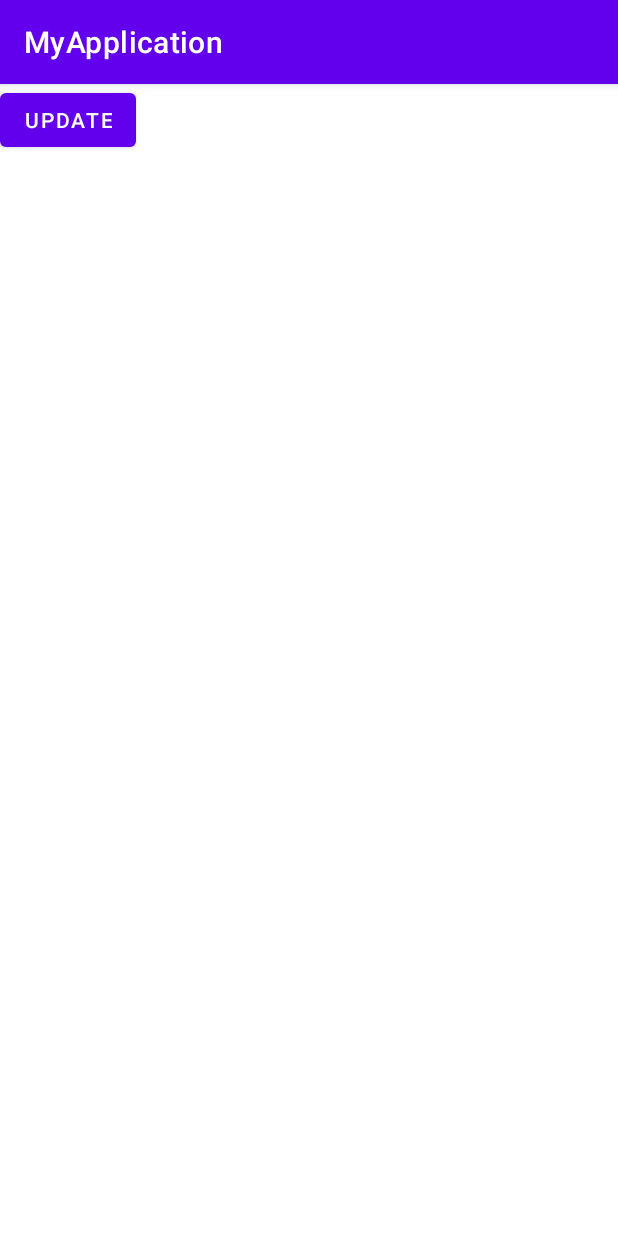
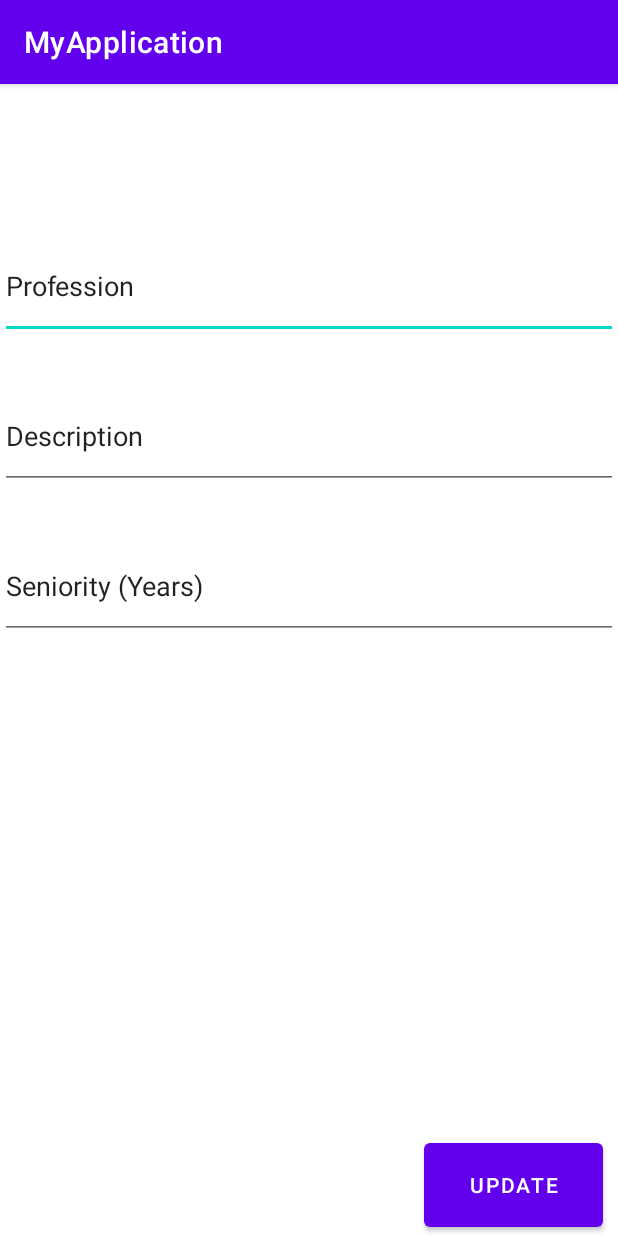
Before and after one commit to adimor1/HandIt, an Android app: the UpdateUser screen opened directly, with no data from a screen before it, after a tap on "UPDATE", on a phone screen of 412 x 824 dp. Run offline under Robolectric (Android 15) with nearby library versions, the phone set to English and light mode, and no system bars; our stand-ins replace Firebase (no records; nobody signed in at launch, a user with empty details on screens opened directly).

Commit message:
update user

```diff
--- a/app/src/main/java/com/example/myapplication/UpdateUser.java
+++ b/app/src/main/java/com/example/myapplication/UpdateUser.java
@@ -7,18 +7,27 @@ import android.content.Intent;
 import android.os.Bundle;
 import android.view.View;
 import android.widget.Button;
+import android.widget.EditText;
 import android.widget.Toast;
 
 import com.google.android.gms.tasks.OnCompleteListener;
 import com.google.android.gms.tasks.Task;
+import com.google.firebase.database.DataSnapshot;
+import com.google.firebase.database.DatabaseError;
 import com.google.firebase.database.DatabaseReference;
 import com.google.firebase.database.FirebaseDatabase;
+import com.google.firebase.database.Query;
+import com.google.firebase.database.ValueEventListener;
 
 import java.util.HashMap;
 
 public class UpdateUser extends AppCompatActivity {
 
     private Button updateUser;
+    private EditText description;
+    private EditText seniority;
+    private EditText profession;
+
     DatabaseReference databaseReference;
 
     @Override
@@ -27,31 +36,41 @@ public class UpdateUser extends AppCompatActivity {
         setContentView(R.layout.activity_update_user);
 
         updateUser = findViewById(R.id.updateUser);
+        description = findViewById(R.id.description);
+        seniority = findViewById(R.id.seniority);
+        profession = findViewById(R.id.profession);
 
         updateUser.setOnClickListener(new View.OnClickListener() {
             @Override
             public void onClick(View v) {
-                updateUserData(LoginUser.getLoginEmail(), "aaaaaa");
+                String txt_description = description.getText().toString();
+                String txt_seniority = seniority.getText().toString();
+                String txt_profession = profession.getText().toString();
+
+                updateUserData(txt_description, txt_seniority, txt_profession);
             }
         });
     }
 
-    private void updateUserData(String email, String desctiption) {
+    private void updateUserData(String description, String seniority, String profession) {
         HashMap User = new HashMap();
-        User.put("email", 2222);
-        User.put("name", 2222);
-        User.put("description", 22222);
+        User.put("description", description);
+        User.put("seniority", seniority);
+        User.put("profession", profession);
+
         databaseReference = FirebaseDatabase.getInstance().getReference("Users");
-        databaseReference.child("MrmW0U0eOPPjQda_4np").updateChildren(User).addOnCompleteListener(new OnCompleteListener() {
+        databaseReference.orderByChild("email").equalTo(LoginUser.getLoginEmail()).addListenerForSingleValueEvent(new ValueEventListener() {
             @Override
-            public void onComplete(@NonNull Task task) {
-                if (task.isSuccessful()) {
-                    Toast.makeText(UpdateUser.this, "Successfully Updated", Toast.LENGTH_SHORT).show();
-                } else {
-                    Toast.makeText(UpdateUser.this, "Failed to Update", Toast.LENGTH_SHORT).show();
+            public void onDataChange(@NonNull DataSnapshot snapshot) {
+                for(DataSnapshot childSnapshot: snapshot.getChildren()){
+                    String key = childSnapshot.getKey();
+                    databaseReference.child(key).updateChildren(User);
                 }
+
+            }
+            @Override
+            public void onCancelled(@NonNull DatabaseError error) {
             }
         });
-
     }
 }
--- a/app/src/main/res/layout/activity_update_user.xml
+++ b/app/src/main/res/layout/activity_update_user.xml
@@ -6,9 +6,38 @@
     android:layout_height="match_parent"
     tools:context=".UpdateUser">
 
+    <EditText
+        android:id="@+id/profession"
+        android:layout_width="match_parent"
+        android:layout_height="70dp"
+        android:layout_marginTop="100dp"
+        android:ems="10"
+        android:text="Profession" />
+
+    <EditText
+        android:id="@+id/description"
+        android:layout_width="match_parent"
+        android:layout_height="70dp"
+        android:layout_marginTop="200dp"
+        android:ems="10"
+        android:text="Description" />
+
+    <EditText
+        android:id="@+id/seniority"
+        android:layout_width="match_parent"
+        android:layout_height="70dp"
+        android:layout_marginTop="300dp"
+        android:ems="10"
+        android:text="Seniority (Years)" />
+
     <Button
         android:id="@+id/updateUser"
-        android:layout_width="wrap_content"
-        android:layout_height="wrap_content"
-        android:text="Update" />
+        android:text="Update"
+        android:layout_alignParentEnd="true"
+        android:layout_marginTop="10dp"
+        android:layout_width="119dp"
+        android:layout_height="68dp"
+        android:layout_centerInParent="true"
+        android:layout_marginEnd="10dp"
+        android:layout_alignParentBottom="true"/>
 </RelativeLayout>
```
